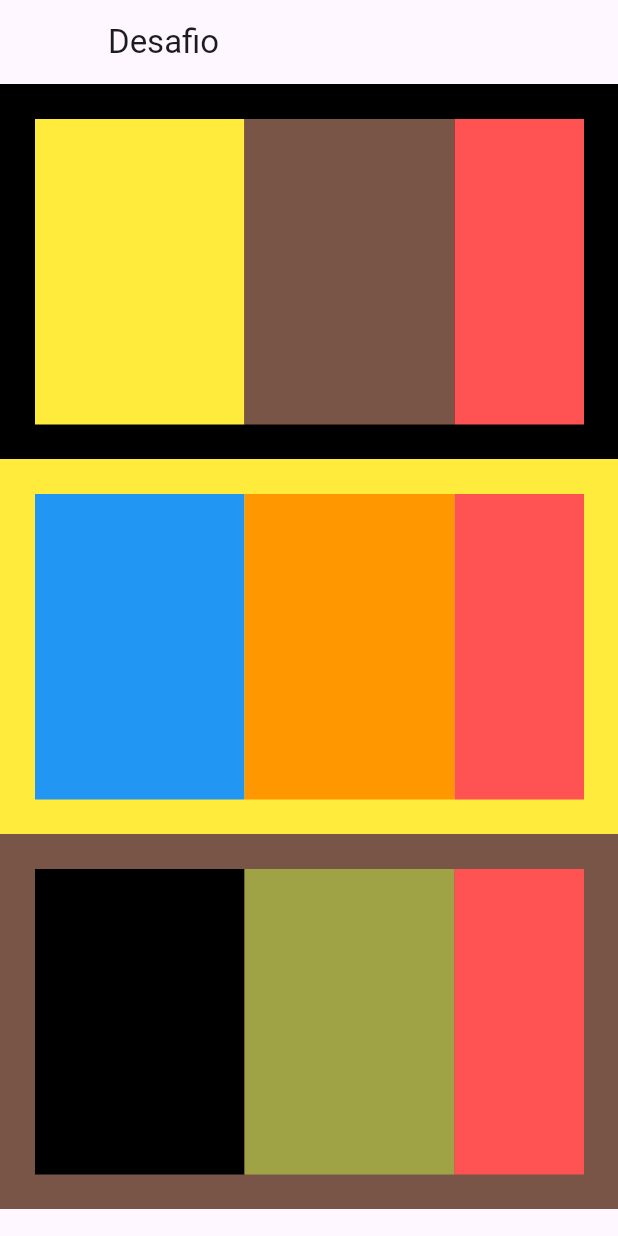
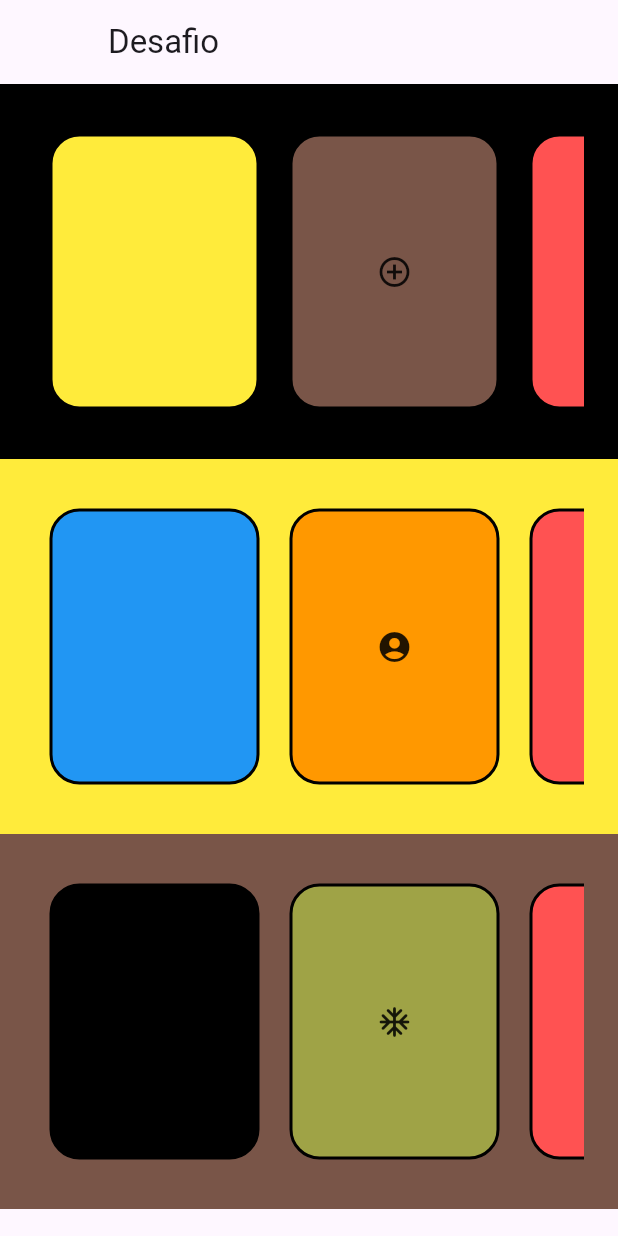
Before and after one commit to PedruHNS/FLUTTER_DESAFIO_STATELESS_ALURA, a Flutter app: the screen it shows after launch, on a phone screen of 412 x 824 dp. Run offline on Flutter 3.47's test engine with Material 2 defaults, Android fonts, the phone set to English and light mode, and no system bars.

Commit message:
desafio parte 2 inserindo decoration e icon

```diff
--- a/lib/main.dart
+++ b/lib/main.dart
@@ -29,6 +29,7 @@ class MyApp extends StatelessWidget {
               height: 250,
               color: Colors.black,
               child: const Catalogo(
+                  icone: Icon(Icons.add_circle_outline_outlined),
                   cor1: Colors.yellow,
                   cor2: Colors.brown,
                   cor3: Colors.redAccent,
@@ -40,6 +41,7 @@ class MyApp extends StatelessWidget {
               height: 250,
               color: Colors.yellow,
               child: const Catalogo(
+                  icone: Icon(Icons.account_circle_sharp),
                   cor1: Colors.blue,
                   cor2: Colors.orange,
                   cor3: Colors.redAccent,
@@ -51,6 +53,7 @@ class MyApp extends StatelessWidget {
               height: 250,
               color: Colors.brown,
               child: const Catalogo(
+                  icone: Icon(Icons.ac_unit_rounded),
                   cor1: Colors.black,
                   cor2: Color.fromARGB(255, 159, 163, 70),
                   cor3: Colors.redAccent,
@@ -65,14 +68,25 @@ class MyApp extends StatelessWidget {
 
 class Card extends StatelessWidget {
   final Color cor;
-  const Card({required this.cor, super.key});
+  final Icon? icone;
+  const Card({this.icone, required this.cor, super.key});
 
   @override
   Widget build(BuildContext context) {
-    return Container(
-      width: 140,
-      height: 200,
-      color: cor,
+    return Padding(
+      padding: const EdgeInsets.all(10),
+      child: Container(
+        width: 140,
+        height: 200,
+        decoration: BoxDecoration(
+            color: cor,
+            borderRadius: const BorderRadius.all(Radius.circular(20)),
+            border: Border.all(
+              color: Colors.black,
+              width: 2,
+            )),
+        child: icone,
+      ),
     );
   }
 }
@@ -82,9 +96,11 @@ class Catalogo extends StatelessWidget {
   final Color cor2;
   final Color cor3;
   final Color cor4;
+  final Icon? icone;
 
   const Catalogo(
-      {required this.cor1,
+      {this.icone,
+      required this.cor1,
       required this.cor2,
       required this.cor3,
       required this.cor4,
@@ -98,8 +114,8 @@ class Catalogo extends StatelessWidget {
         scrollDirection: Axis.horizontal,
         children: [
           Card(cor: cor1),
-          Card(cor: cor2),
-          Card(cor: cor3),
+          Card(icone: icone, cor: cor2),
+          Card(icone: icone, cor: cor3),
           Card(cor: cor4),
         ],
       ),
--- /dev/null
+++ b/lib/theme.dart
@@ -0,0 +1,3 @@
+import 'package:flutter/material.dart';
+
+final tema = ThemeData(appBarTheme: const AppBarTheme());
```
